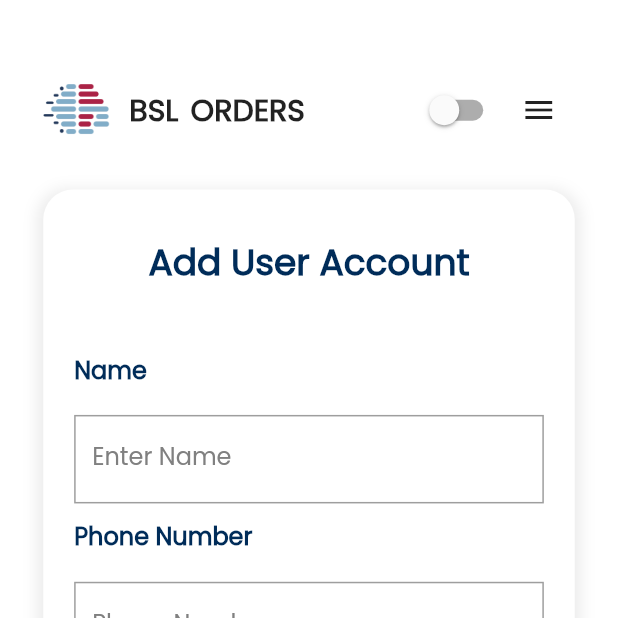
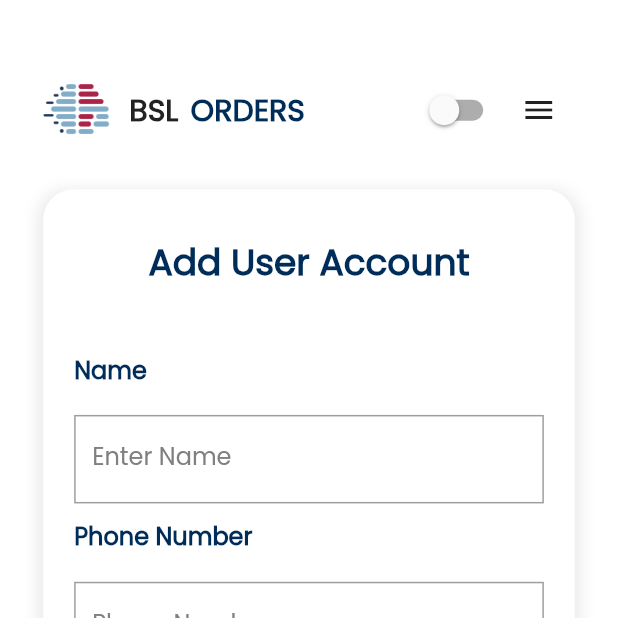
Before and after one commit to amaning1/lunch_ordering, a Flutter app: the AdminAdd screen opened by its route, in the side drawer, after a tap on "Add User", on a phone screen of 412 x 824 dp, the top half of it. Run offline on Flutter 3.47's test engine with Material 2 defaults, Android fonts, the phone set to English and light mode, and no system bars; our stand-ins replace shared_preferences; accounts and stored records are empty; network calls fail.

Commit message:
Lunch ordering Application

```diff
--- a/lib/constants.dart
+++ b/lib/constants.dart
@@ -17,7 +17,7 @@ const KButtonTextStyle = TextStyle(
 const KCardTextStyle = TextStyle(
     color: Color(0xFF002C59),
     fontFamily: 'Poppins',
-    fontWeight: FontWeight.w400,
+    fontWeight: FontWeight.w600,
     fontSize: 20);
 
 const KNTSYAStyle = TextStyle(
--- a/lib/providers/Manage.dart
+++ b/lib/providers/Manage.dart
@@ -1,21 +1,19 @@
 import 'package:flutter/material.dart';
 import 'package:lunch_ordering/shared_preferences.dart';
-
 import '../Domain/ChipData.dart';
 
 class Manage extends ChangeNotifier {
-  bool _isloading = false;
-  bool _isloadingregister = false;
-  bool _isloadingmenu = false;
-  bool _menuloading = false;
+  bool _isLoading = false;
+  bool _updateOrder = false;
+  bool _isLoadingRegister = false;
+  bool _menuLoading = false;
   bool _isMenu = false;
   List<ChipData> Chips = [];
 
-  bool get isloadingmenu => _isloadingmenu;
   bool _rememberMe = false;
 
   String _type = '';
-
+  bool get updateOrder => _updateOrder;
   String get type {
     return _type;
   }
@@ -32,28 +30,29 @@ class Manage extends ChangeNotifier {
     return type;
   }
 
-  // void deleteChip(Chips){
-  //     Chips.removeWhere((element) => element.id == id);
-  // }
-
-  bool get isloading {
-    return _isloading;
+  bool get isLoading {
+    return _isLoading;
   }
 
   bool get isMenu {
     return _isMenu;
   }
 
-  bool get menuloading {
-    return _menuloading;
+  bool get menuLoading {
+    return _menuLoading;
   }
 
-  bool get isloadingregister {
-    return _isloadingregister;
+  bool get isLoadingRegister {
+    return _isLoadingRegister;
   }
 
   bool get rememberMe {
     return _rememberMe;
+  }
+
+  void changeUpdateOrder(bool updateOrder) {
+    _updateOrder = updateOrder;
+    notifyListeners();
   }
 
   void changeMenu(bool isMenu) {
@@ -61,18 +60,18 @@ class Manage extends ChangeNotifier {
     notifyListeners();
   }
 
-  void changemenuStatus(bool isLoading) {
-    _menuloading = isLoading;
+  void changeMenuStatus(bool isLoading) {
+    _menuLoading = isLoading;
     notifyListeners();
   }
 
   void changeStatus(bool isLoading) {
-    _isloading = isLoading;
+    _isLoading = isLoading;
     notifyListeners();
   }
 
-  void changeRegisterStatus(bool isLoadingregister) {
-    _isloadingregister = isLoadingregister;
+  void changeRegisterStatus(bool isLoadingRegister) {
+    _isLoadingRegister = isLoadingRegister;
     notifyListeners();
   }
 
--- a/lib/screens/menu/admin-add-user.dart
+++ b/lib/screens/menu/admin-add-user.dart
@@ -54,7 +54,7 @@ class _AdminAddUserState extends State<AdminAddUser> {
                               style: KMENUTextStyle,
                             ),
                             SizedBox(width: width * 0.02),
-                            Text('ORDERS', style: KMENUTextStyle),
+                            Text('ORDERS', style: KCardTextStyle),
                           ],
                         ),
                         Row(
@@ -166,7 +166,7 @@ class _AdminAddUserState extends State<AdminAddUser> {
                                 height: height * 0.1,
                                 child: Button(
                                   text: 'Add User',
-                                  isLoading: regProvider.isloadingregister,
+                                  isLoading: regProvider.isLoadingRegister,
                                   onPressed: () async {
                                     regProvider.addUser(context);
                                   },
--- a/lib/screens/menu/admin-add.dart
+++ b/lib/screens/menu/admin-add.dart
@@ -56,7 +56,7 @@ class _AdminAddState extends State<AdminAdd> {
                     SizedBox(width: width * 0.03),
                     Text('Add', style: KMENUTextStyle),
                     SizedBox(width: width * 0.02),
-                    Text(foodProvider.type, style: KMENUTextStyle),
+                    Text(foodProvider.type, style: KCardTextStyle),
                   ],
                 ),
                 Row(
@@ -210,7 +210,7 @@ class _AdminAddState extends State<AdminAdd> {
               width: width * 0.4,
               child: Button(
                 text: 'Add to Menu',
-                isLoading: foodProvider.menuloading,
+                isLoading: foodProvider.menuLoading,
                 onPressed: () {
                   Navigator.pushNamedAndRemoveUntil(
                       context, '/addMenu', (route) => false);
--- a/lib/screens/menu/admin-approval-requests.dart
+++ b/lib/screens/menu/admin-approval-requests.dart
@@ -44,7 +44,7 @@ class _AdminApprovalRequestsState extends State<AdminApprovalRequests> {
                       SizedBox(width: width * 0.03),
                       Text('BSL', style: KMENUTextStyle),
                       SizedBox(width: width * 0.02),
-                      Text('ORDERS', style: KMENUTextStyle),
+                      Text('ORDERS', style: KCardTextStyle),
                     ],
                   ),
                   Row(
@@ -102,7 +102,7 @@ class _AdminApprovalRequestsState extends State<AdminApprovalRequests> {
                                     children: [
                                       Button(
                                         text: 'Approve',
-                                        isLoading: foodProvider.isloadingmenu,
+                                        isLoading: foodProvider.menuLoading,
                                         onPressed: () {
                                           foodProvider.approveUser(
                                               users[index].user_id);
@@ -111,7 +111,7 @@ class _AdminApprovalRequestsState extends State<AdminApprovalRequests> {
                                       SizedBox(width: height * 0.01),
                                       Button(
                                         text: 'Deny',
-                                        isLoading: foodProvider.isloadingmenu,
+                                        isLoading: foodProvider.menuLoading,
                                         onPressed: () {},
                                       ),
                                     ],
--- a/lib/screens/menu/admin-orders.dart
+++ b/lib/screens/menu/admin-orders.dart
@@ -60,7 +60,7 @@ class _AdminOrdersState extends State<AdminOrders> {
                         style: KMENUTextStyle,
                       ),
                       SizedBox(width: width * 0.02),
-                      Text('ORDERS', style: KMENUTextStyle),
+                      Text('ORDERS', style: KCardTextStyle),
                     ],
                   ),
                   Row(
--- a/lib/screens/menu/admin-page.dart
+++ b/lib/screens/menu/admin-page.dart
@@ -61,7 +61,7 @@ class _AdminPageState extends State<AdminPage> {
                       SizedBox(width: width * 0.03),
                       Text('BSL', style: KMENUTextStyle),
                       SizedBox(width: width * 0.02),
-                      Text('ORDERS', style: KMENUTextStyle),
+                      Text('ORDERS', style: KCardTextStyle),
                     ],
                   ),
                   Row(
@@ -82,7 +82,7 @@ class _AdminPageState extends State<AdminPage> {
               SizedBox(height: height * 0.05),
               Row(
                 children: [
-                  Text('WELCOME CHEF', style: KMENUTextStyle),
+                  Text('WELCOME', style: KMENUTextStyle),
                 ],
               ),
               SizedBox(height: height * 0.02),
--- a/lib/screens/menu/admin-view-orders.dart
+++ b/lib/screens/menu/admin-view-orders.dart
@@ -57,11 +57,7 @@ class _AdminViewOrdersState extends State<AdminViewOrders> {
                     children: [
                       Image.asset('images/img.png', height: 40, width: 45),
                       SizedBox(width: width * 0.03),
-                      Text('MENU',
-                          style: const TextStyle(
-                              fontFamily: 'Poppins',
-                              fontWeight: FontWeight.w600,
-                              fontSize: 20)),
+                      Text('MENU', style: KCardTextStyle),
                       SizedBox(width: width * 0.02),
                     ],
                   ),
--- a/lib/screens/menu/all-menus.dart
+++ b/lib/screens/menu/all-menus.dart
@@ -57,7 +57,7 @@ class _AllMenusState extends State<AllMenus> {
                     children: [
                       Image.asset('images/img.png', height: 40, width: 45),
                       SizedBox(width: width * 0.03),
-                      Text('MENU', style: KMENUTextStyle),
+                      Text('MENU', style: KCardTextStyle),
                       SizedBox(width: width * 0.02),
                     ],
                   ),
@@ -116,11 +116,12 @@ class _AllMenusState extends State<AllMenus> {
               //         ),
               //       );
               //     }),
+              SizedBox(height: width * 0.5),
               Button(
                 onPressed: () {
                   Navigator.pushNamed(context, '/addMenu');
                 },
-                isLoading: foodProvider.isloading,
+                isLoading: foodProvider.isLoading,
                 text: 'Add Menu',
               )
             ],
--- a/lib/screens/sign-up.dart
+++ b/lib/screens/sign-up.dart
@@ -117,7 +117,7 @@ class _SignUpState extends State<SignUp> {
                                 height: height * 0.1,
                                 child: Button(
                                   text: 'Continue',
-                                  isLoading: regProvider.isloadingregister,
+                                  isLoading: regProvider.isLoadingRegister,
                                   onPressed: () async {
                                     regProvider.registerImplementation(context);
                                   },
```
Also changed, not shown: lib/components.dart (+6 -3 lines), lib/providers/food_providers.dart (+53 -7 lines), lib/screens/loading-screen.dart (+7 -5 lines), lib/screens/main-screen.dart (+9 -4 lines), lib/screens/menu/add-menu.dart (+9 -7 lines), lib/screens/sign-in.dart (+7 -7 lines), lib/screens/splash-screen.dart (+6 -5 lines).
